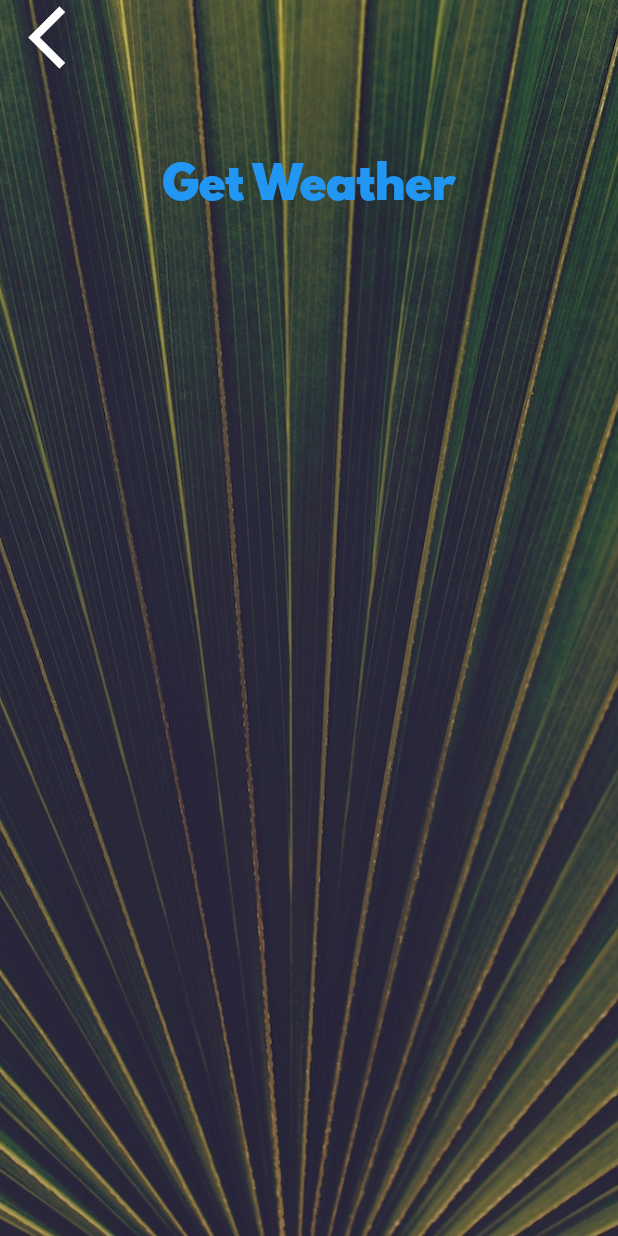
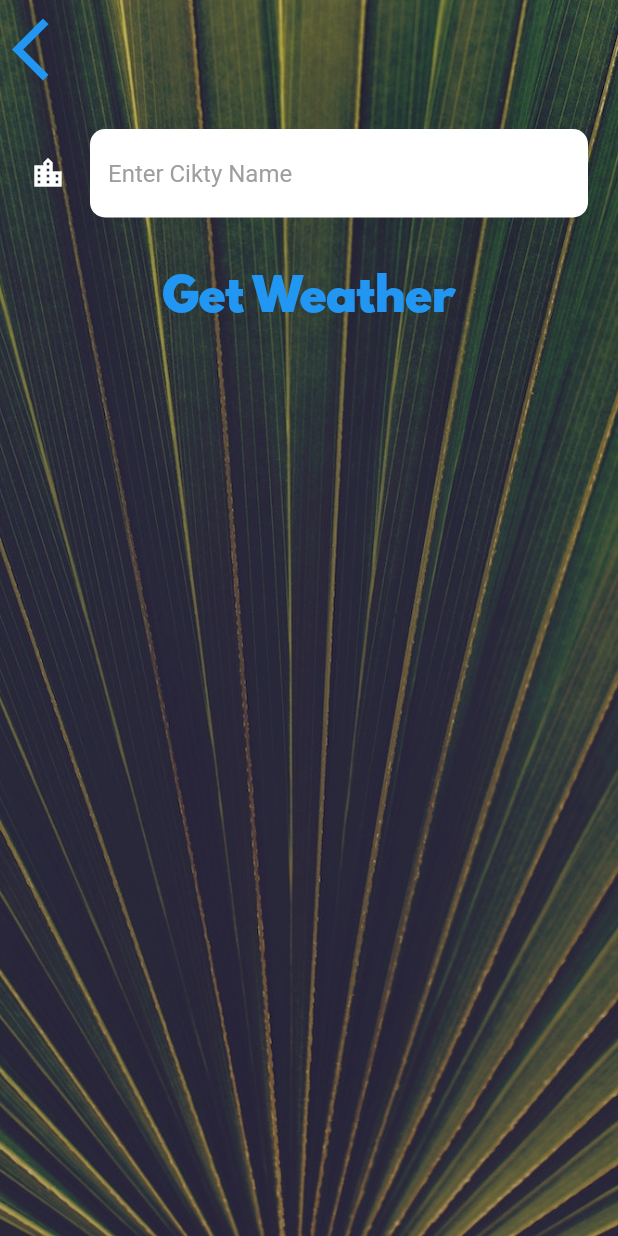
Before and after one commit to odinafter/learn_clima, a Flutter app: the CityScreen screen opened directly, on a phone screen of 412 x 824 dp. Run offline on Flutter 3.47's test engine with Material 2 defaults, Android fonts, the phone set to English and light mode, and no system bars; our stand-ins replace flutter_spinkit, geolocator; network calls fail; statements that could not run were skipped.

Commit message:
finish lesson

```diff
--- a/lib/main.dart
+++ b/lib/main.dart
@@ -12,4 +12,3 @@ class MyApp extends StatelessWidget {
     );
   }
 }
-// test
--- a/lib/screens/city_screen.dart
+++ b/lib/screens/city_screen.dart
@@ -5,6 +5,8 @@ class CityScreen extends StatefulWidget {
   @override
   _CityScreenState createState() => _CityScreenState();
 }
+
+String cityName;
 
 class _CityScreenState extends State<CityScreen> {
   @override
@@ -23,8 +25,10 @@ class _CityScreenState extends State<CityScreen> {
             children: <Widget>[
               Align(
                 alignment: Alignment.topLeft,
-                child: FlatButton(
-                  onPressed: () {},
+                child: TextButton(
+                  onPressed: () {
+                    Navigator.pop(context);
+                  },
                   child: Icon(
                     Icons.arrow_back_ios,
                     size: 50.0,
@@ -33,10 +37,20 @@ class _CityScreenState extends State<CityScreen> {
               ),
               Container(
                 padding: EdgeInsets.all(20.0),
-                child: null,
+                child: TextField(
+                  style: TextStyle(
+                    color: Colors.black,
+                  ),
+                  decoration: kTextFieldInputDecoration,
+                  onChanged: (ValueKey) {
+                    cityName = ValueKey;
+                  },
+                ),
               ),
               TextButton(
-                onPressed: () {},
+                onPressed: () {
+                  Navigator.pop(context, cityName);
+                },
                 child: Text(
                   'Get Weather',
                   style: kButtonTextStyle,
--- a/lib/utilities/constants.dart
+++ b/lib/utilities/constants.dart
@@ -18,3 +18,18 @@ const kButtonTextStyle = TextStyle(
 const kConditionTextStyle = TextStyle(
   fontSize: 100.0,
 );
+const kTextFieldInputDecoration = InputDecoration(
+  filled: true,
+  fillColor: Colors.white,
+  icon: Icon(
+    Icons.location_city,
+    color: Colors.white,
+  ),
+  hintText: 'Enter Cikty Name',
+  hintStyle: TextStyle(color: Colors.grey),
+  border: OutlineInputBorder(
+      borderRadius: BorderRadius.all(
+        Radius.circular(10.0),
+      ),
+      borderSide: BorderSide.none),
+);
--- a/pubspec.yaml
+++ b/pubspec.yaml
@@ -12,6 +12,8 @@ dependencies:
 
   cupertino_icons: ^0.1.2
   geolocator: ^8.2.0
+  http: ^0.13.4
+  flutter_spinkit: ^5.1.0
 
 dev_dependencies:
   flutter_test:
```
Also changed, not shown: lib/screens/loading_screen.dart (+29 -5 lines), lib/screens/location_screen.dart (+60 -5 lines), lib/services/location.dart (+17 -0 lines), lib/services/networking.dart (+15 -0 lines), lib/services/weather.dart (+28 -0 lines), pubspec.lock, 1 other file.
